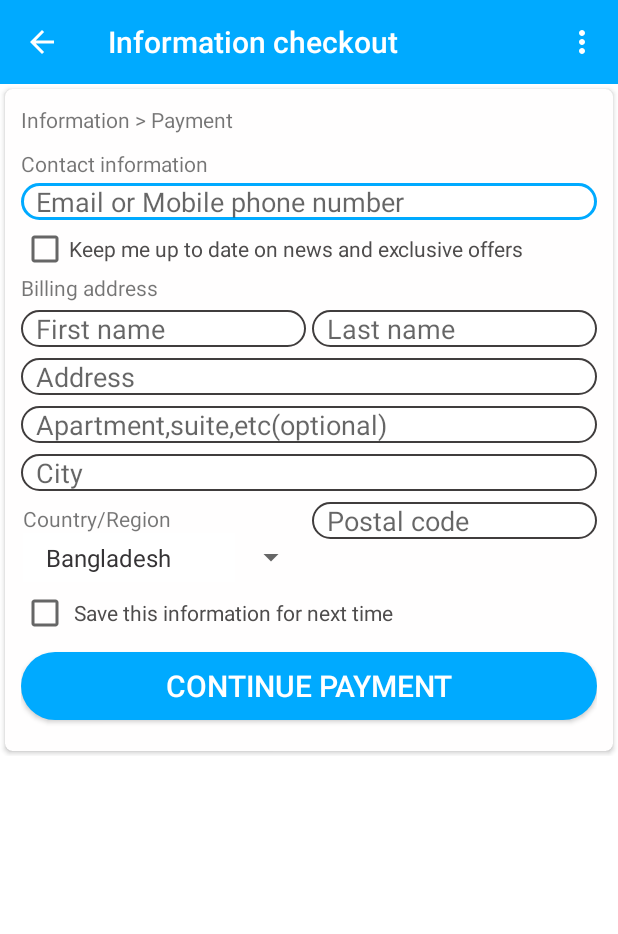
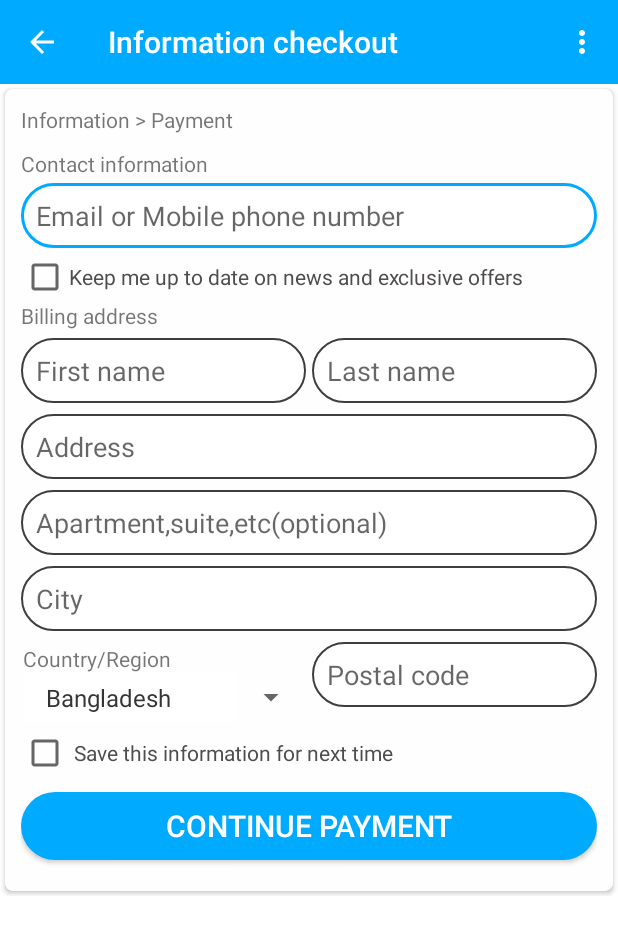
Before and after one commit to InnovexIT-Syl/Rentage, an Android app: the InfoCheckoutActivity screen opened directly, with no data from a screen before it, on a phone screen of 412 x 824 dp. Shown: the top 934 px of the screen. Run offline under Robolectric (Android 15) with nearby library versions, the phone set to English and light mode, and no system bars.

```diff
--- a/app/src/main/res/layout/activity_info_checkout.xml
+++ b/app/src/main/res/layout/activity_info_checkout.xml
@@ -54,7 +54,7 @@
                     <EditText
                         android:id="@+id/email_or_mobile"
                         android:layout_width="match_parent"
-                        android:layout_height="wrap_content"
+                        android:layout_height="43dp"
                         android:background="@drawable/subscribe_edit_text_style"
                         android:hint="Email or Mobile phone number"
                         android:textStyle="normal"
@@ -83,7 +83,7 @@
                         <EditText
                             android:id="@+id/first_name"
                             android:layout_width="0dp"
-                            android:layout_height="wrap_content"
+                            android:layout_height="43dp"
                             android:layout_marginEnd="2dp"
                             android:layout_weight=".4"
                             android:background="@drawable/subscribe_edit_text_style"
@@ -95,7 +95,7 @@
                         <EditText
                             android:id="@+id/last_name"
                             android:layout_width="0dp"
-                            android:layout_height="wrap_content"
+                            android:layout_height="43dp"
                             android:layout_marginStart="2dp"
                             android:layout_weight=".4"
                             android:background="@drawable/subscribe_edit_text_style"
@@ -108,7 +108,7 @@
                     <EditText
                         android:id="@+id/address"
                         android:layout_width="match_parent"
-                        android:layout_height="wrap_content"
+                        android:layout_height="43dp"
                         android:layout_marginTop="7dp"
                         android:background="@drawable/subscribe_edit_text_style"
                         android:hint="Address"
@@ -119,7 +119,7 @@
                     <EditText
                         android:id="@+id/apartment"
                         android:layout_width="match_parent"
-                        android:layout_height="wrap_content"
+                        android:layout_height="43dp"
                         android:layout_marginTop="7dp"
                         android:background="@drawable/subscribe_edit_text_style"
                         android:hint="Apartment,suite,etc(optional)"
@@ -130,7 +130,7 @@
                     <EditText
                         android:id="@+id/city"
                         android:layout_width="match_parent"
-                        android:layout_height="wrap_content"
+                        android:layout_height="43dp"
                         android:layout_marginTop="7dp"
                         android:background="@drawable/subscribe_edit_text_style"
                         android:hint="City"
@@ -173,7 +173,7 @@
                             <EditText
                                 android:id="@+id/postal_code"
                                 android:layout_width="match_parent"
-                                android:layout_height="wrap_content"
+                                android:layout_height="43dp"
                                 android:layout_marginStart="2dp"
                                 android:background="@drawable/subscribe_edit_text_style"
                                 android:hint="Postal code"
```
